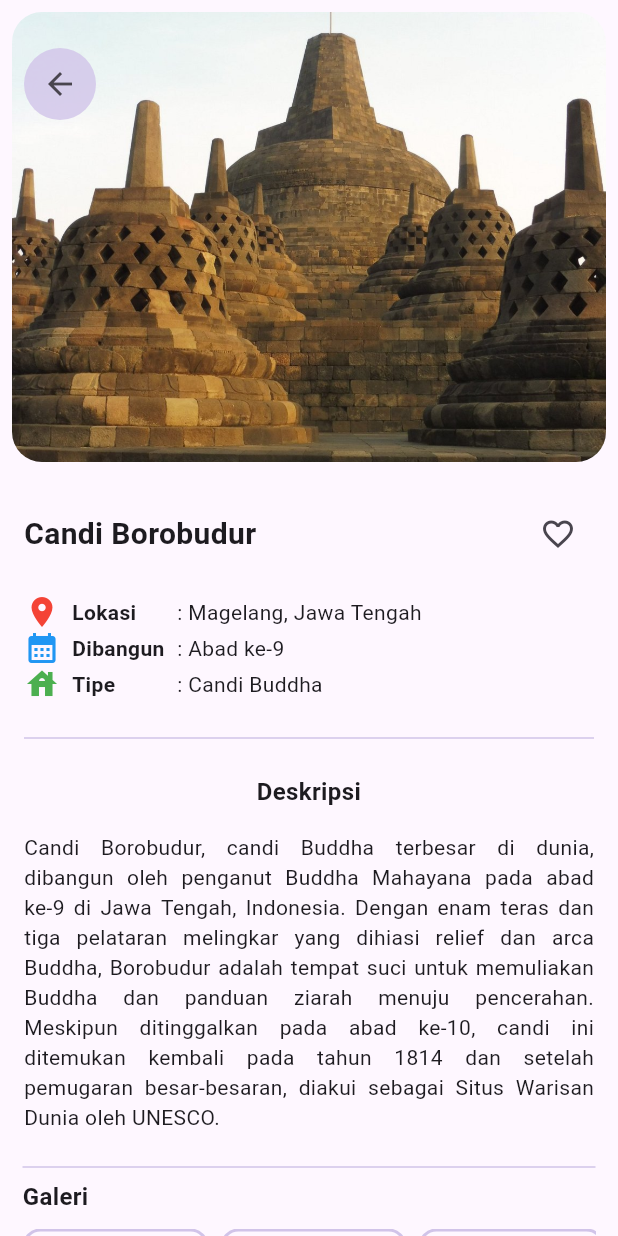
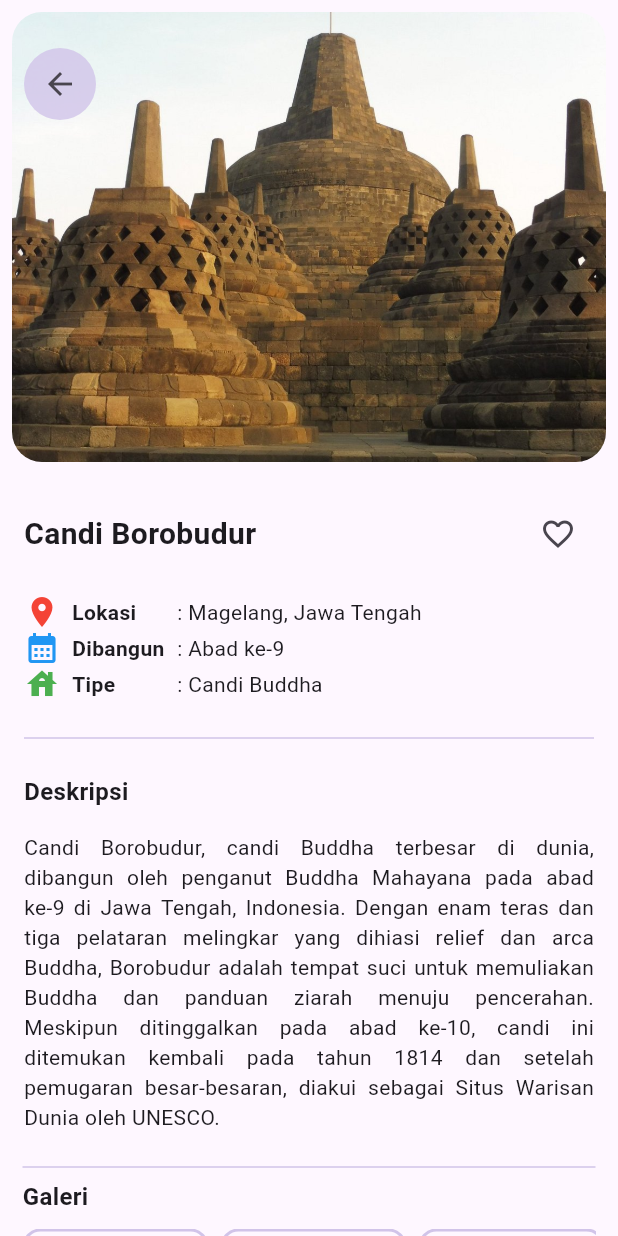
Before and after one commit to NicholasTan24/wisata_candi_nicholastan, a Flutter app: the DetailScreen screen opened directly with sample values from the repository, on a phone screen of 412 x 824 dp. Run offline on Flutter 3.47's test engine with Material 3 defaults, Android fonts, the phone set to English and light mode, and no system bars; network calls fail.

Commit message:
fix description
memperbaiki bagian deskripsi ke bagian kiri

```diff
--- a/lib/main.dart
+++ b/lib/main.dart
@@ -20,8 +20,8 @@
         colorScheme: ColorScheme.fromSeed(seedColor: Colors.deepPurple),
         useMaterial3: true,
       ),
-      home: ProfileScreen(),
-      // home: DetailScreen(candi: candiList[0]),
+      // home: ProfileScreen(),
+      home: DetailScreen(candi: candiList[0]),
     );
   }
 }
--- a/lib/screens/detail_screen.dart
+++ b/lib/screens/detail_screen.dart
@@ -105,6 +105,7 @@
                   SizedBox(height: 16),
                   // info bawah (deskripsi)
                   Column(
+                    crossAxisAlignment: CrossAxisAlignment.start,
                     children: [
                       SizedBox(width: 70,
                         child: Text(
```
